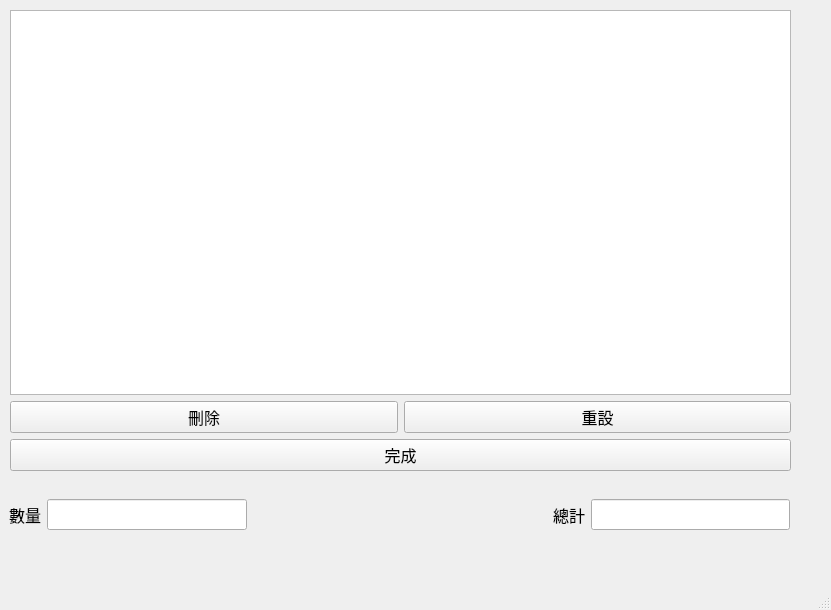
WorldOfWheat/test, file Python/ui.ui: the form before one commit.
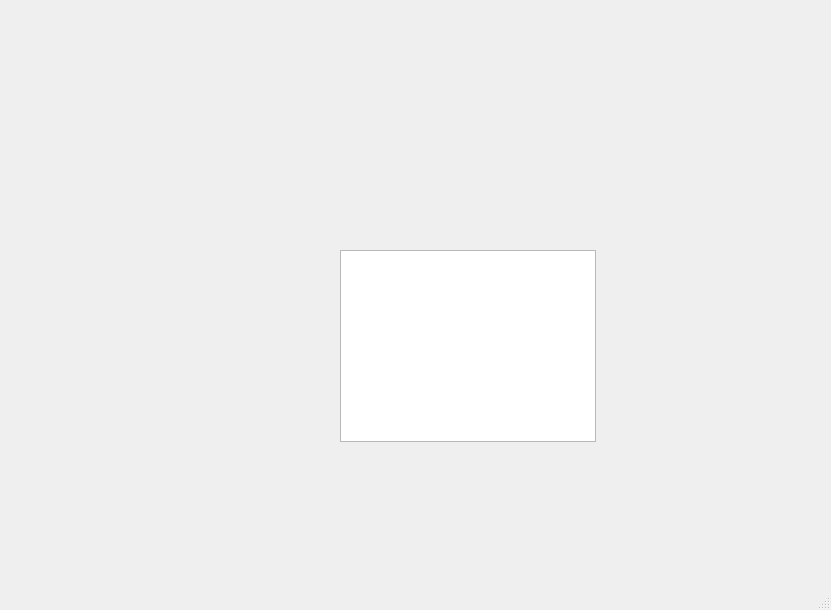
The form after the commit.

The edit to the form file:
```diff
--- a/Python/ui.ui
+++ b/Python/ui.ui
@@ -20,106 +20,15 @@
    <string>MainWindow</string>
   </property>
   <widget class="QWidget" name="centralwidget">
-   <widget class="QWidget" name="gridLayoutWidget">
+   <widget class="QTableWidget" name="tableWidget">
     <property name="geometry">
      <rect>
-      <x>10</x>
-      <y>10</y>
-      <width>781</width>
-      <height>461</height>
+      <x>340</x>
+      <y>250</y>
+      <width>256</width>
+      <height>192</height>
      </rect>
     </property>
-    <layout class="QGridLayout" name="gridLayout">
-     <item row="0" column="1" colspan="2">
-      <widget class="QTableView" name="tableView">
-       <property name="sizeIncrement">
-        <size>
-         <width>1</width>
-         <height>2</height>
-        </size>
-       </property>
-       <property name="cursor" stdset="0">
-        <cursorShape>ArrowCursor</cursorShape>
-       </property>
-      </widget>
-     </item>
-     <item row="2" column="2">
-      <widget class="QPushButton" name="pushButton_3">
-       <property name="text">
-        <string>重設</string>
-       </property>
-      </widget>
-     </item>
-     <item row="2" column="1">
-      <widget class="QPushButton" name="pushButton_2">
-       <property name="text">
-        <string>刪除</string>
-       </property>
-      </widget>
-     </item>
-     <item row="3" column="1" colspan="2">
-      <widget class="QPushButton" name="pushButton_4">
-       <property name="text">
-        <string>完成</string>
-       </property>
-      </widget>
-     </item>
-    </layout>
-   </widget>
-   <widget class="QWidget" name="gridLayoutWidget_2">
-    <property name="geometry">
-     <rect>
-      <x>9</x>
-      <y>479</y>
-      <width>781</width>
-      <height>71</height>
-     </rect>
-    </property>
-    <layout class="QGridLayout" name="gridLayout_2">
-     <item row="0" column="0">
-      <widget class="QLabel" name="label">
-       <property name="text">
-        <string>數量</string>
-       </property>
-      </widget>
-     </item>
-     <item row="0" column="3">
-      <widget class="QLabel" name="label_2">
-       <property name="text">
-        <string>總計</string>
-       </property>
-      </widget>
-     </item>
-     <item row="0" column="1">
-      <widget class="QLineEdit" name="lineEdit"/>
-     </item>
-     <item row="0" column="2">
-      <spacer name="horizontalSpacer">
-       <property name="orientation">
-        <enum>Qt::Horizontal</enum>
-       </property>
-       <property name="sizeType">
-        <enum>QSizePolicy::Fixed</enum>
-       </property>
-       <property name="sizeHint" stdset="0">
-        <size>
-         <width>300</width>
-         <height>20</height>
-        </size>
-       </property>
-      </spacer>
-     </item>
-     <item row="0" column="4">
-      <widget class="QLineEdit" name="lineEdit_2">
-       <property name="inputMask">
-        <string/>
-       </property>
-       <property name="readOnly">
-        <bool>true</bool>
-       </property>
-      </widget>
-     </item>
-    </layout>
    </widget>
   </widget>
   <widget class="QMenuBar" name="menubar">
```
